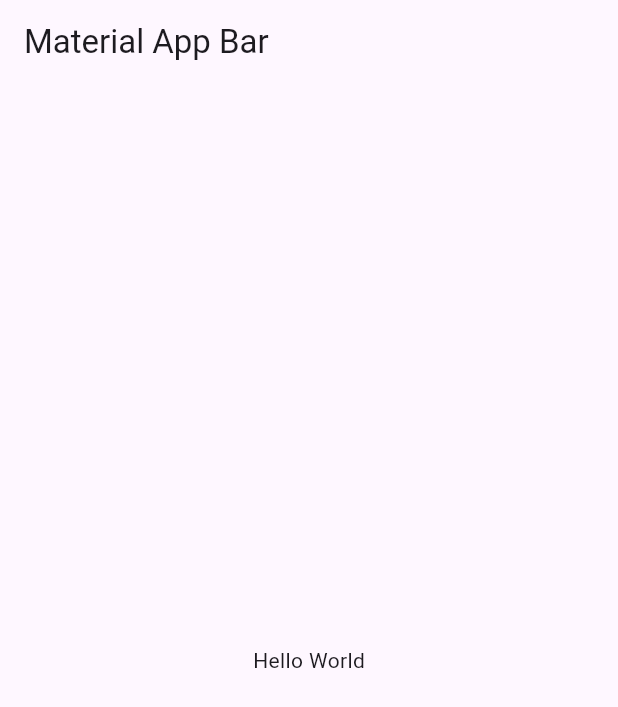
After one commit to Eaindra68/Image_picker_Sample, a Flutter app: the screen it shows after launch, on a phone screen of 412 x 824 dp. The commit adds this screen. Shown: the top 707 px of the screen. Run offline on Flutter 3.47's test engine with Material 3 defaults, Android fonts, the light colour scheme and no system bars.

Commit message:
home_update

```diff
--- /dev/null
+++ b/lib/homepage.dart
@@ -0,0 +1,24 @@
+import 'package:flutter/material.dart';
+
+class MyHomePage extends StatefulWidget {
+  const MyHomePage({
+    super.key,
+  });
+
+  @override
+  State<MyHomePage> createState() => _MyHomePageState();
+}
+
+class _MyHomePageState extends State<MyHomePage> {
+  @override
+  Widget build(BuildContext context) {
+    return Scaffold(
+      appBar: AppBar(
+        title: const Text('Material App Bar'),
+      ),
+      body: const Center(
+        child: Text('Hello World'),
+      ),
+    );
+  }
+}
--- a/lib/main.dart
+++ b/lib/main.dart
@@ -1,4 +1,5 @@
 import 'package:flutter/material.dart';
+import 'package:testing_image_picker_upload/homepage.dart';
 
 void main() => runApp(const MyApp());
 
@@ -9,14 +10,7 @@ class MyApp extends StatelessWidget {
   Widget build(BuildContext context) {
     return MaterialApp(
       title: 'Material App',
-      home: Scaffold(
-        appBar: AppBar(
-          title: const Text('Material App Bar'),
-        ),
-        body: const Center(
-          child: Text('Hello World'),
-        ),
-      ),
+      home: MyHomePage(),
     );
   }
 }
```
